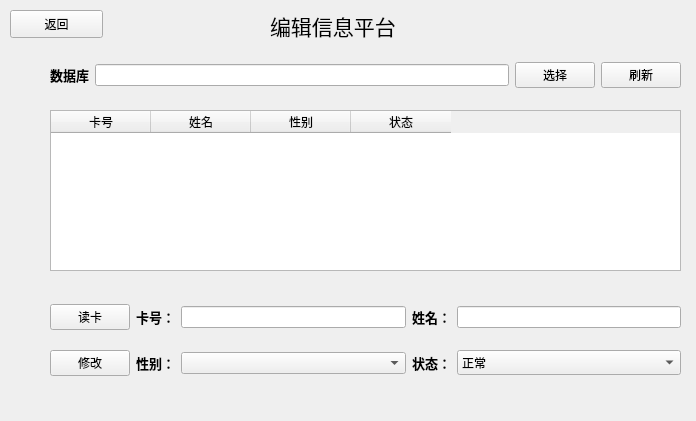
This is Updatepage.ui in AKHYui/Swipe-System as Qt 5 draws it before an edit. The edited form follows.
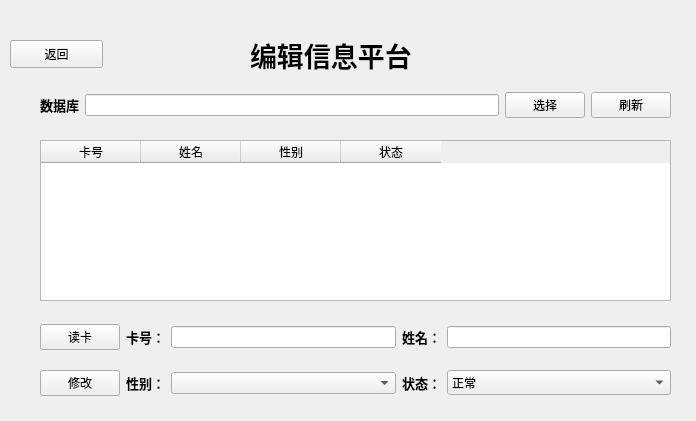
This is the edited form. Icons and pictures are not drawn.

```diff
--- a/Updatepage.ui
+++ b/Updatepage.ui
@@ -13,11 +13,42 @@
   <property name="windowTitle">
    <string>Form</string>
   </property>
+  <widget class="QWidget" name="widget" native="true">
+   <property name="geometry">
+    <rect>
+     <x>0</x>
+     <y>0</y>
+     <width>701</width>
+     <height>421</height>
+    </rect>
+   </property>
+   <property name="styleSheet">
+    <string notr="true">#widget{background-image: url(:/new/prefix1/img/addpage.png);}</string>
+   </property>
+   <widget class="QLabel" name="label">
+    <property name="geometry">
+     <rect>
+      <x>250</x>
+      <y>30</y>
+      <width>201</width>
+      <height>51</height>
+     </rect>
+    </property>
+    <property name="font">
+     <font>
+      <family>微软雅黑</family>
+      <pointsize>16</pointsize>
+     </font>
+    </property>
+    <property name="text">
+     <string>&lt;html&gt;&lt;head/&gt;&lt;body&gt;&lt;p&gt;&lt;span style=&quot; font-size:20pt; font-weight:600;&quot;&gt;编辑信息平台&lt;/span&gt;&lt;/p&gt;&lt;/body&gt;&lt;/html&gt;</string>
+    </property>
+   </widget>
   <widget class="QPushButton" name="updateback">
    <property name="geometry">
     <rect>
      <x>10</x>
-     <y>10</y>
+      <y>40</y>
      <width>93</width>
      <height>28</height>
     </rect>
@@ -26,30 +57,11 @@
     <string>返回</string>
    </property>
   </widget>
-  <widget class="QLabel" name="label">
-   <property name="geometry">
-    <rect>
-     <x>270</x>
-     <y>0</y>
-     <width>161</width>
-     <height>51</height>
-    </rect>
-   </property>
-   <property name="font">
-    <font>
-     <family>微软雅黑</family>
-     <pointsize>16</pointsize>
-    </font>
-   </property>
-   <property name="text">
-    <string>编辑信息平台</string>
-   </property>
-  </widget>
   <widget class="QWidget" name="layoutWidget">
    <property name="geometry">
     <rect>
-     <x>50</x>
-     <y>60</y>
+      <x>40</x>
+      <y>90</y>
      <width>631</width>
      <height>30</height>
     </rect>
@@ -88,8 +100,8 @@
   <widget class="QTableWidget" name="db_table">
    <property name="geometry">
     <rect>
-     <x>50</x>
-     <y>110</y>
+      <x>40</x>
+      <y>140</y>
      <width>631</width>
      <height>161</height>
     </rect>
@@ -127,8 +139,8 @@
   <widget class="QWidget" name="layoutWidget_2">
    <property name="geometry">
     <rect>
-     <x>50</x>
-     <y>290</y>
+      <x>40</x>
+      <y>310</y>
      <width>631</width>
      <height>101</height>
     </rect>
@@ -240,6 +252,7 @@
      </widget>
     </item>
    </layout>
+   </widget>
   </widget>
  </widget>
  <resources/>
```
Lines whose indentation alone changed are shown as unchanged.
